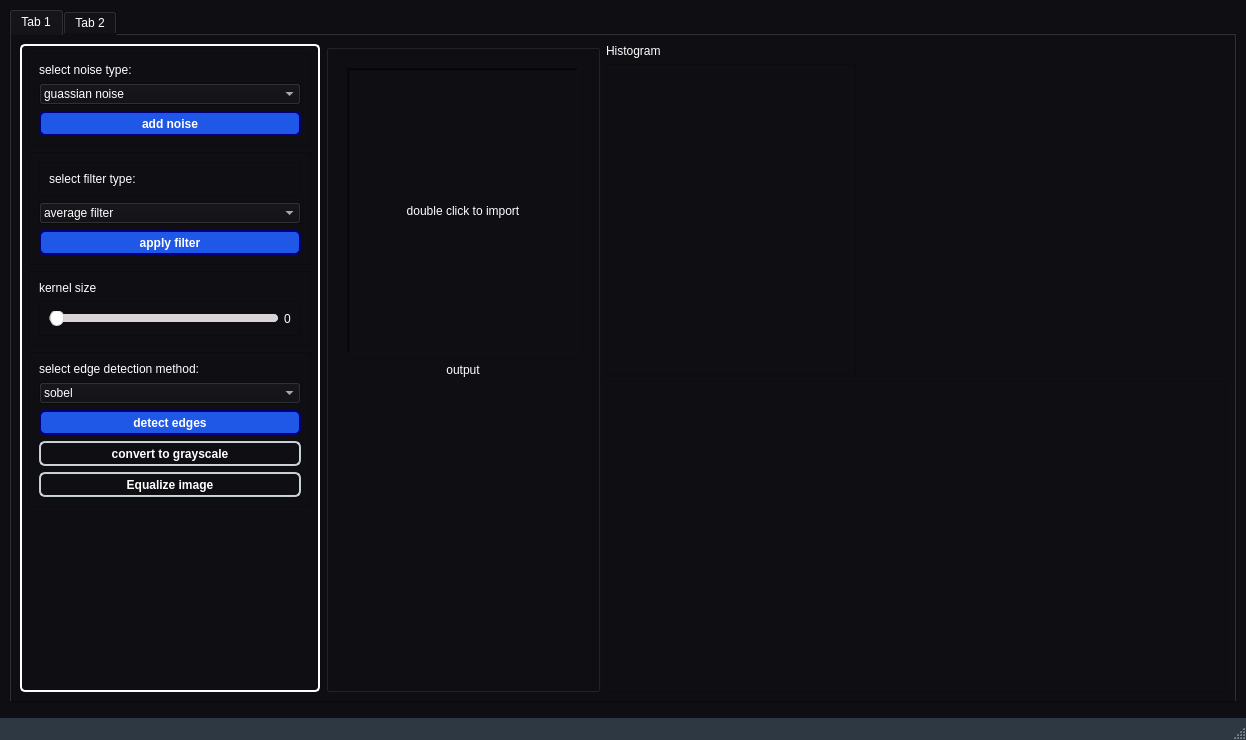
Old version of the form ui_2.ui in the repository Eagle-E-Y-E/Cleanser.
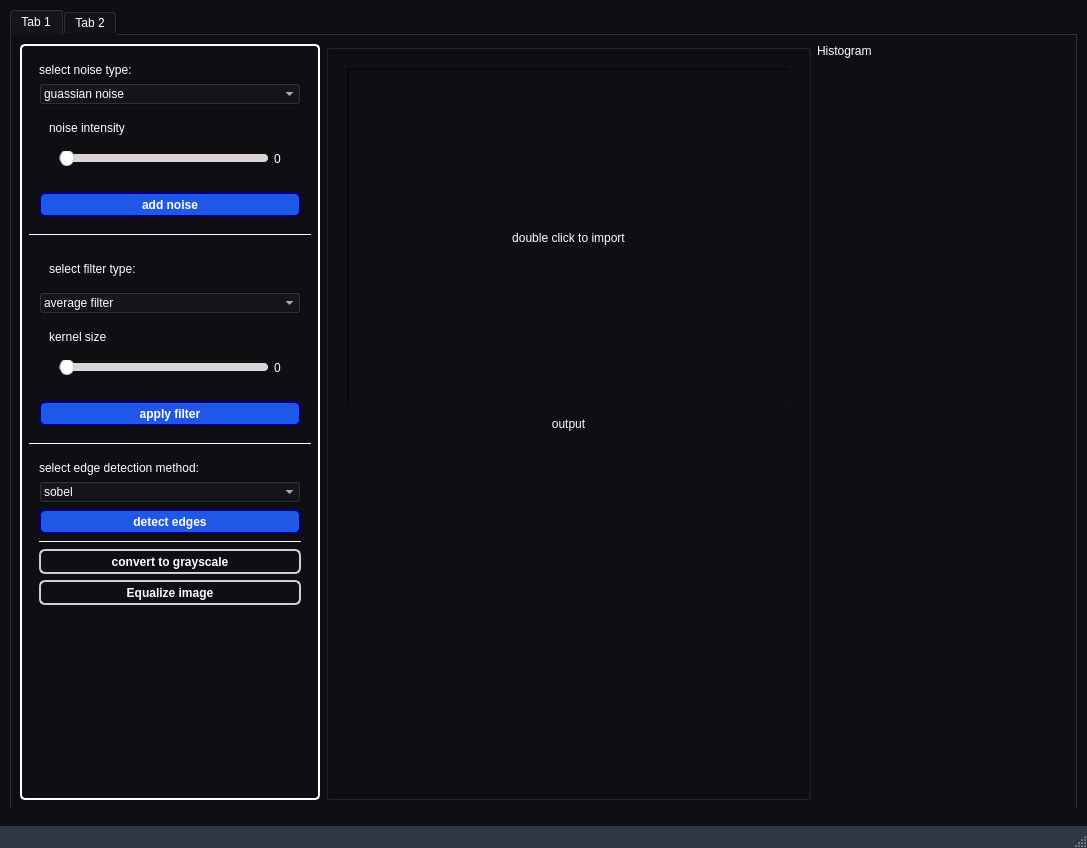
New version of the form. Icons and pictures are not drawn.

Commit message: added noise intensity slide

Diff of the .ui file:
```diff
--- a/ui_2.ui
+++ b/ui_2.ui
@@ -6,8 +6,8 @@
    <rect>
     <x>0</x>
     <y>0</y>
-    <width>1246</width>
-    <height>740</height>
+    <width>1087</width>
+    <height>848</height>
    </rect>
   </property>
   <property name="windowTitle">
@@ -443,6 +443,51 @@
                 </item>
                </widget>
               </item>
+              <item>
+               <widget class="QFrame" name="frame_11">
+                <property name="frameShape">
+                 <enum>QFrame::StyledPanel</enum>
+                </property>
+                <property name="frameShadow">
+                 <enum>QFrame::Raised</enum>
+                </property>
+                <layout class="QVBoxLayout" name="verticalLayout_11">
+                 <item>
+                  <widget class="QLabel" name="label_6">
+                   <property name="text">
+                    <string>noise intensity</string>
+                   </property>
+                  </widget>
+                 </item>
+                 <item>
+                  <widget class="QFrame" name="frame_12">
+                   <property name="frameShape">
+                    <enum>QFrame::StyledPanel</enum>
+                   </property>
+                   <property name="frameShadow">
+                    <enum>QFrame::Raised</enum>
+                   </property>
+                   <layout class="QHBoxLayout" name="horizontalLayout_2">
+                    <item>
+                     <widget class="QSlider" name="noise_intensity_slider">
+                      <property name="orientation">
+                       <enum>Qt::Horizontal</enum>
+                      </property>
+                     </widget>
+                    </item>
+                    <item>
+                     <widget class="QLabel" name="noise_intensity_label">
+                      <property name="text">
+                       <string>0</string>
+                      </property>
+                     </widget>
+                    </item>
+                   </layout>
+                  </widget>
+                 </item>
+                </layout>
+               </widget>
+              </item>
               <item>
                <widget class="QPushButton" name="apply_noise_btn">
                 <property name="minimumSize">
@@ -463,6 +508,464 @@
              </layout>
             </widget>
            </item>
+           <item>
+            <widget class="Line" name="line">
+             <property name="palette">
+              <palette>
+               <active>
+                <colorrole role="WindowText">
+                 <brush brushstyle="SolidPattern">
+                  <color alpha="255">
+                   <red>0</red>
+                   <green>0</green>
+                   <blue>0</blue>
+                  </color>
+                 </brush>
+                </colorrole>
+                <colorrole role="Button">
+                 <brush brushstyle="SolidPattern">
+                  <color alpha="255">
+                   <red>255</red>
+                   <green>255</green>
+                   <blue>255</blue>
+                  </color>
+                 </brush>
+                </colorrole>
+                <colorrole role="Light">
+                 <brush brushstyle="SolidPattern">
+                  <color alpha="255">
+                   <red>255</red>
+                   <green>255</green>
+                   <blue>255</blue>
+                  </color>
+                 </brush>
+                </colorrole>
+                <colorrole role="Midlight">
+                 <brush brushstyle="SolidPattern">
+                  <color alpha="255">
+                   <red>255</red>
+                   <green>255</green>
+                   <blue>255</blue>
+                  </color>
+                 </brush>
+                </colorrole>
+                <colorrole role="Dark">
+                 <brush brushstyle="SolidPattern">
+                  <color alpha="255">
+                   <red>127</red>
+                   <green>127</green>
+                   <blue>127</blue>
+                  </color>
+                 </brush>
+                </colorrole>
+                <colorrole role="Mid">
+                 <brush brushstyle="SolidPattern">
+                  <color alpha="255">
+                   <red>170</red>
+                   <green>170</green>
+                   <blue>170</blue>
+                  </color>
+                 </brush>
+                </colorrole>
+                <colorrole role="Text">
+                 <brush brushstyle="SolidPattern">
+                  <color alpha="255">
+                   <red>0</red>
+                   <green>0</green>
+                   <blue>0</blue>
+                  </color>
+                 </brush>
+                </colorrole>
+                <colorrole role="BrightText">
+                 <brush brushstyle="SolidPattern">
+                  <color alpha="255">
+                   <red>255</red>
+                   <green>255</green>
+                   <blue>255</blue>
+                  </color>
+                 </brush>
+                </colorrole>
+                <colorrole role="ButtonText">
+                 <brush brushstyle="SolidPattern">
+                  <color alpha="255">
+                   <red>0</red>
+                   <green>0</green>
+                   <blue>0</blue>
+                  </color>
+                 </brush>
+                </colorrole>
+                <colorrole role="Base">
+                 <brush brushstyle="SolidPattern">
+                  <color alpha="255">
+                   <red>255</red>
+                   <green>255</green>
+                   <blue>255</blue>
+                  </color>
+                 </brush>
+                </colorrole>
+                <colorrole role="Window">
+                 <brush brushstyle="SolidPattern">
+                  <color alpha="255">
+                   <red>255</red>
+                   <green>255</green>
+                   <blue>255</blue>
+                  </color>
+                 </brush>
+                </colorrole>
+                <colorrole role="Shadow">
+                 <brush brushstyle="SolidPattern">
+                  <color alpha="255">
+                   <red>0</red>
+                   <green>0</green>
+                   <blue>0</blue>
+                  </color>
+                 </brush>
+                </colorrole>
+                <colorrole role="AlternateBase">
+                 <brush brushstyle="SolidPattern">
+                  <color alpha="255">
+                   <red>255</red>
+                   <green>255</green>
+                   <blue>255</blue>
+                  </color>
+                 </brush>
+                </colorrole>
+                <colorrole role="ToolTipBase">
+                 <brush brushstyle="SolidPattern">
+                  <color alpha="255">
+                   <red>255</red>
+                   <green>255</green>
+                   <blue>220</blue>
+                  </color>
+                 </brush>
+                </colorrole>
+                <colorrole role="ToolTipText">
+                 <brush brushstyle="SolidPattern">
+                  <color alpha="255">
+                   <red>0</red>
+                   <green>0</green>
+                   <blue>0</blue>
+                  </color>
+                 </brush>
+                </colorrole>
+                <colorrole role="PlaceholderText">
+                 <brush brushstyle="SolidPattern">
+                  <color alpha="128">
+                   <red>0</red>
+                   <green>0</green>
+                   <blue>0</blue>
+                  </color>
+                 </brush>
+                </colorrole>
+               </active>
+               <inactive>
+                <colorrole role="WindowText">
+                 <brush brushstyle="SolidPattern">
+                  <color alpha="255">
+                   <red>0</red>
+                   <green>0</green>
+                   <blue>0</blue>
+                  </color>
+                 </brush>
+                </colorrole>
+                <colorrole role="Button">
+                 <brush brushstyle="SolidPattern">
+                  <color alpha="255">
+                   <red>255</red>
+                   <green>255</green>
+                   <blue>255</blue>
+                  </color>
+                 </brush>
+                </colorrole>
+                <colorrole role="Light">
+                 <brush brushstyle="SolidPattern">
+                  <color alpha="255">
+                   <red>255</red>
+                   <green>255</green>
+                   <blue>255</blue>
+                  </color>
+                 </brush>
+                </colorrole>
+                <colorrole role="Midlight">
+                 <brush brushstyle="SolidPattern">
+                  <color alpha="255">
+                   <red>255</red>
+                   <green>255</green>
+                   <blue>255</blue>
+                  </color>
+                 </brush>
+                </colorrole>
+                <colorrole role="Dark">
+                 <brush brushstyle="SolidPattern">
+                  <color alpha="255">
+                   <red>127</red>
+                   <green>127</green>
+                   <blue>127</blue>
+                  </color>
+                 </brush>
+                </colorrole>
+                <colorrole role="Mid">
+                 <brush brushstyle="SolidPattern">
+                  <color alpha="255">
+                   <red>170</red>
+                   <green>170</green>
+                   <blue>170</blue>
+                  </color>
+                 </brush>
+                </colorrole>
+                <colorrole role="Text">
+                 <brush brushstyle="SolidPattern">
+                  <color alpha="255">
+                   <red>0</red>
+                   <green>0</green>
+                   <blue>0</blue>
+                  </color>
+                 </brush>
+                </colorrole>
+                <colorrole role="BrightText">
+                 <brush brushstyle="SolidPattern">
+                  <color alpha="255">
+                   <red>255</red>
+                   <green>255</green>
+                   <blue>255</blue>
+                  </color>
+                 </brush>
+                </colorrole>
+                <colorrole role="ButtonText">
+                 <brush brushstyle="SolidPattern">
+                  <color alpha="255">
+                   <red>0</red>
+                   <green>0</green>
+                   <blue>0</blue>
+                  </color>
+                 </brush>
+                </colorrole>
+                <colorrole role="Base">
+                 <brush brushstyle="SolidPattern">
+                  <color alpha="255">
+                   <red>255</red>
+                   <green>255</green>
+                   <blue>255</blue>
+                  </color>
+                 </brush>
+                </colorrole>
+                <colorrole role="Window">
+                 <brush brushstyle="SolidPattern">
+                  <color alpha="255">
+                   <red>255</red>
+                   <green>255</green>
+                   <blue>255</blue>
+                  </color>
+                 </brush>
+                </colorrole>
+                <colorrole role="Shadow">
+                 <brush brushstyle="SolidPattern">
+                  <color alpha="255">
+                   <red>0</red>
+                   <green>0</green>
+                   <blue>0</blue>
+                  </color>
+                 </brush>
+                </colorrole>
+                <colorrole role="AlternateBase">
+                 <brush brushstyle="SolidPattern">
+                  <color alpha="255">
+                   <red>255</red>
+                   <green>255</green>
+                   <blue>255</blue>
+                  </color>
+                 </brush>
+                </colorrole>
+                <colorrole role="ToolTipBase">
+                 <brush brushstyle="SolidPattern">
+                  <color alpha="255">
+                   <red>255</red>
+                   <green>255</green>
+                   <blue>220</blue>
+                  </color>
+                 </brush>
+                </colorrole>
+                <colorrole role="ToolTipText">
+                 <brush brushstyle="SolidPattern">
+                  <color alpha="255">
+                   <red>0</red>
+                   <green>0</green>
+                   <blue>0</blue>
+                  </color>
+                 </brush>
+                </colorrole>
+                <colorrole role="PlaceholderText">
+                 <brush brushstyle="SolidPattern">
+                  <color alpha="128">
+                   <red>0</red>
+                   <green>0</green>
+                   <blue>0</blue>
+                  </color>
+                 </brush>
+                </colorrole>
+               </inactive>
+               <disabled>
+                <colorrole role="WindowText">
+                 <brush brushstyle="SolidPattern">
+                  <color alpha="255">
+                   <red>127</red>
+                   <green>127</green>
+                   <blue>127</blue>
+                  </color>
+                 </brush>
+                </colorrole>
+                <colorrole role="Button">
+                 <brush brushstyle="SolidPattern">
+                  <color alpha="255">
+                   <red>255</red>
+                   <green>255</green>
+                   <blue>255</blue>
+                  </color>
+                 </brush>
+                </colorrole>
+                <colorrole role="Light">
+                 <brush brushstyle="SolidPattern">
+                  <color alpha="255">
+                   <red>255</red>
+                   <green>255</green>
+                   <blue>255</blue>
+                  </color>
+                 </brush>
+                </colorrole>
+                <colorrole role="Midlight">
+                 <brush brushstyle="SolidPattern">
+                  <color alpha="255">
+                   <red>255</red>
+                   <green>255</green>
+                   <blue>255</blue>
+                  </color>
+                 </brush>
+                </colorrole>
+                <colorrole role="Dark">
+                 <brush brushstyle="SolidPattern">
+                  <color alpha="255">
+                   <red>127</red>
+                   <green>127</green>
+                   <blue>127</blue>
+                  </color>
+                 </brush>
+                </colorrole>
+                <colorrole role="Mid">
+                 <brush brushstyle="SolidPattern">
+                  <color alpha="255">
+                   <red>170</red>
+                   <green>170</green>
+                   <blue>170</blue>
+                  </color>
+                 </brush>
+                </colorrole>
+                <colorrole role="Text">
+                 <brush brushstyle="SolidPattern">
+                  <color alpha="255">
+                   <red>127</red>
+                   <green>127</green>
+                   <blue>127</blue>
+                  </color>
+                 </brush>
+                </colorrole>
+                <colorrole role="BrightText">
+                 <brush brushstyle="SolidPattern">
+                  <color alpha="255">
+                   <red>255</red>
+                   <green>255</green>
+                   <blue>255</blue>
+                  </color>
+                 </brush>
+                </colorrole>
+                <colorrole role="ButtonText">
+                 <brush brushstyle="SolidPattern">
+                  <color alpha="255">
+                   <red>127</red>
+                   <green>127</green>
+                   <blue>127</blue>
+                  </color>
+                 </brush>
+                </colorrole>
+                <colorrole role="Base">
+                 <brush brushstyle="SolidPattern">
+                  <color alpha="255">
+                   <red>255</red>
+                   <green>255</green>
+                   <blue>255</blue>
+                  </color>
+                 </brush>
+                </colorrole>
+                <colorrole role="Window">
+                 <brush brushstyle="SolidPattern">
+                  <color alpha="255">
+                   <red>255</red>
+                   <green>255</green>
+                   <blue>255</blue>
+                  </color>
+                 </brush>
+                </colorrole>
+                <colorrole role="Shadow">
+                 <brush brushstyle="SolidPattern">
+                  <color alpha="255">
+                   <red>0</red>
+                   <green>0</green>
+                   <blue>0</blue>
+                  </color>
+                 </brush>
+                </colorrole>
+                <colorrole role="AlternateBase">
+                 <brush brushstyle="SolidPattern">
+                  <color alpha="255">
+                   <red>255</red>
+                   <green>255</green>
+                   <blue>255</blue>
+                  </color>
+                 </brush>
+                </colorrole>
+                <colorrole role="ToolTipBase">
+                 <brush brushstyle="SolidPattern">
+                  <color alpha="255">
+                   <red>255</red>
+                   <green>255</green>
+                   <blue>220</blue>
+                  </color>
+                 </brush>
+                </colorrole>
+                <colorrole role="ToolTipText">
+                 <brush brushstyle="SolidPattern">
+                  <color alpha="255">
+                   <red>0</red>
+                   <green>0</green>
+                   <blue>0</blue>
+                  </color>
+                 </brush>
+                </colorrole>
+                <colorrole role="PlaceholderText">
+                 <brush brushstyle="SolidPattern">
+                  <color alpha="128">
+                   <red>0</red>
+                   <green>0</green>
+                   <blue>0</blue>
+                  </color>
+                 </brush>
+                </colorrole>
+               </disabled>
+              </palette>
+             </property>
+             <property name="styleSheet">
+              <string notr="true">color: rgb(255, 255, 255);</string>
+             </property>
+             <property name="frameShadow">
+              <enum>QFrame::Plain</enum>
+             </property>
+             <property name="lineWidth">
+              <number>1</number>
+             </property>
+             <property name="orientation">
+              <enum>Qt::Horizontal</enum>
+             </property>
+            </widget>
+           </item>
            <item>
             <widget class="QFrame" name="frame_5">
              <property name="frameShape">
@@ -522,6 +1025,51 @@
                 </item>
                </widget>
               </item>
+              <item>
+               <widget class="QFrame" name="frame_4">
+                <property name="frameShape">
+                 <enum>QFrame::StyledPanel</enum>
+                </property>
+                <property name="frameShadow">
+                 <enum>QFrame::Raised</enum>
+                </property>
+                <layout class="QVBoxLayout" name="verticalLayout_8">
+                 <item>
+                  <widget class="QLabel" name="label_3">
+                   <property name="text">
+                    <string>kernel size</string>
+                   </property>
+                  </widget>
+                 </item>
+                 <item>
+                  <widget class="QFrame" name="frame_6">
+                   <property name="frameShape">
+                    <enum>QFrame::StyledPanel</enum>
+                   </property>
+                   <property name="frameShadow">
+                    <enum>QFrame::Raised</enum>
+                   </property>
+                   <layout class="QHBoxLayout" name="horizontalLayout_7">
+                    <item>
+                     <widget class="QSlider" name="kernel_size_slider">
+                      <property name="orientation">
+                       <enum>Qt::Horizontal</enum>
+                      </property>
+                     </widget>
+                    </item>
+                    <item>
+                     <widget class="QLabel" name="kernel_size_label">
+                      <property name="text">
+                       <string>0</string>
+                      </property>
+                     </widget>
+                    </item>
+                   </layout>
+                  </widget>
+                 </item>
+                </layout>
+               </widget>
+              </item>
               <item>
                <widget class="QPushButton" name="apply_filter_btn">
                 <property name="minimumSize">
@@ -543,48 +1091,13 @@
             </widget>
            </item>
            <item>
-            <widget class="QFrame" name="frame_4">
-             <property name="frameShape">
-              <enum>QFrame::StyledPanel</enum>
-             </property>
+            <widget class="Line" name="line_2">
              <property name="frameShadow">
-              <enum>QFrame::Raised</enum>
+              <enum>QFrame::Plain</enum>
              </property>
-             <layout class="QVBoxLayout" name="verticalLayout_8">
-              <item>
-               <widget class="QLabel" name="label_3">
-                <property name="text">
-                 <string>kernel size</string>
-                </property>
-               </widget>
-              </item>
-              <item>
-               <widget class="QFrame" name="frame_6">
-                <property name="frameShape">
-                 <enum>QFrame::StyledPanel</enum>
-                </property>
-                <property name="frameShadow">
-                 <enum>QFrame::Raised</enum>
-                </property>
-                <layout class="QHBoxLayout" name="horizontalLayout_7">
-                 <item>
-                  <widget class="QSlider" name="kernel_size_slider">
-                   <property name="orientation">
-                    <enum>Qt::Horizontal</enum>
-                   </property>
-                  </widget>
-                 </item>
-                 <item>
-                  <widget class="QLabel" name="kernel_size_label">
-                   <property name="text">
-                    <string>0</string>
-                   </property>
-                  </widget>
-                 </item>
-                </layout>
-               </widget>
-              </item>
-             </layout>
+             <property name="orientation">
+              <enum>Qt::Horizontal</enum>
+             </property>
             </widget>
            </item>
            <item>
@@ -650,6 +1163,16 @@
                 </property>
                </widget>
               </item>
+              <item>
+               <widget class="Line" name="line_3">
+                <property name="frameShadow">
+                 <enum>QFrame::Plain</enum>
+                </property>
+                <property name="orientation">
+                 <enum>Qt::Horizontal</enum>
+                </property>
+               </widget>
+              </item>
               <item>
                <widget class="QPushButton" name="convert_to_grayscale_btn">
                 <property name="minimumSize">
@@ -859,7 +1382,14 @@
              </widget>
             </item>
             <item>
-             <widget class="QGraphicsView" name="histogram_2"/>
+             <widget class="QGraphicsView" name="histogram_2">
+              <property name="maximumSize">
+               <size>
+                <width>250</width>
+                <height>16777215</height>
+               </size>
+              </property>
+             </widget>
             </item>
            </layout>
           </item>
```
Left out of the diff: 2 changed lines with no effect on the pictures. The commit also changes 2 other files.
